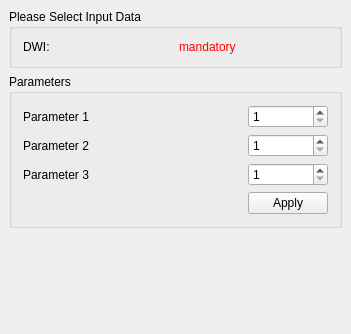
This is Plugins/org.mitk.gui.qt.diffusionimaging/src/internal/QmitkDenoisingViewControls.ui in MITK/MITK as Qt 5 draws it before an edit; both pictures show x 0 to 351 and y 0 to 334 of the 351 by 734 pixel window. The edited form follows.
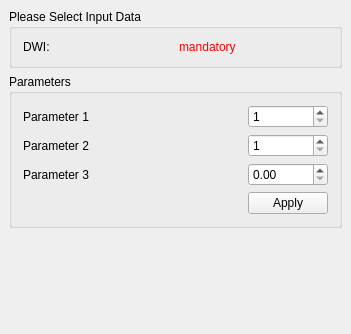
This is the edited form.

Commit message: Corrected nameconventions, implemented generation of new image after denoising

The edit to the form file:
```diff
--- a/Plugins/org.mitk.gui.qt.diffusionimaging/src/internal/QmitkDenoisingViewControls.ui
+++ b/Plugins/org.mitk.gui.qt.diffusionimaging/src/internal/QmitkDenoisingViewControls.ui
@@ -123,11 +123,7 @@
        </widget>
       </item>
       <item row="2" column="1">
-       <widget class="QSpinBox" name="m_Parameter3">
-        <property name="minimum">
-         <number>1</number>
-        </property>
-       </widget>
+       <widget class="QDoubleSpinBox" name="m_DoubleSpinBoxParameter3"/>
       </item>
      </layout>
     </widget>
```
Left out of the diff: 10 changed lines with no effect on the pictures. The commit also changes 4 other files.
